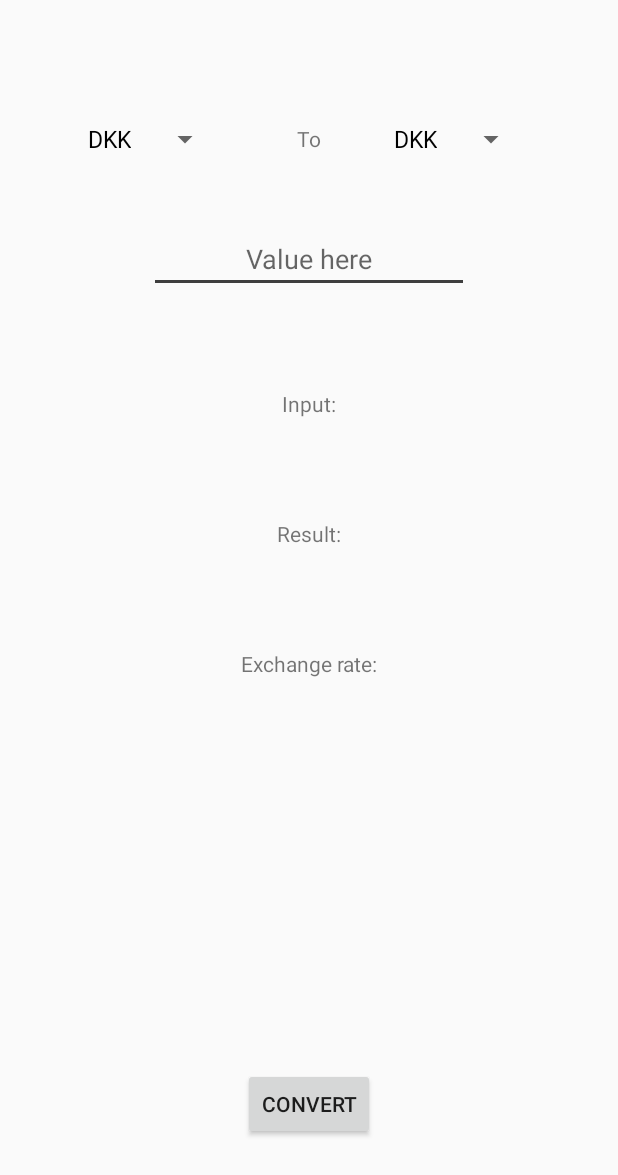
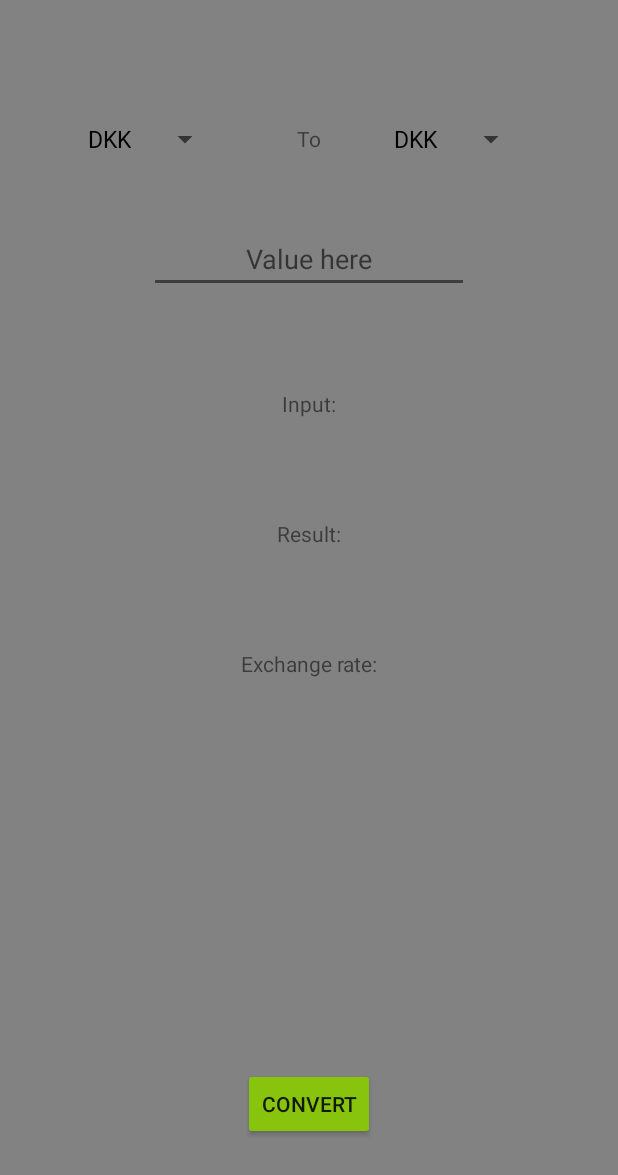
Before and after one commit to EWCMF/MobileMerchant, an Android app: the CurrencyConverterActivity screen opened directly, with no data from a screen before it, on a phone screen of 412 x 824 dp. Shown: the top 1175 px of the screen. Run offline under Robolectric (Android 15) with nearby library versions, the phone set to English and light mode, and no system bars.

Commit message:
changed converter UI to match design

```diff
--- a/app/src/main/res/layout/activity_currency.xml
+++ b/app/src/main/res/layout/activity_currency.xml
@@ -4,13 +4,15 @@
     xmlns:app="http://schemas.android.com/apk/res-auto"
     xmlns:tools="http://schemas.android.com/tools"
     android:layout_width="match_parent"
-    android:layout_height="match_parent">
+    android:layout_height="match_parent"
+    android:background="#838282">
 
     <Button
         android:id="@+id/currencyConvertButton"
         android:layout_width="wrap_content"
         android:layout_height="wrap_content"
         android:layout_marginBottom="64dp"
+        android:backgroundTint="@color/title_color"
         android:text="@string/currencyConvertButtonText"
         android:onClick="convert"
         app:layout_constraintBottom_toBottomOf="parent"
```
